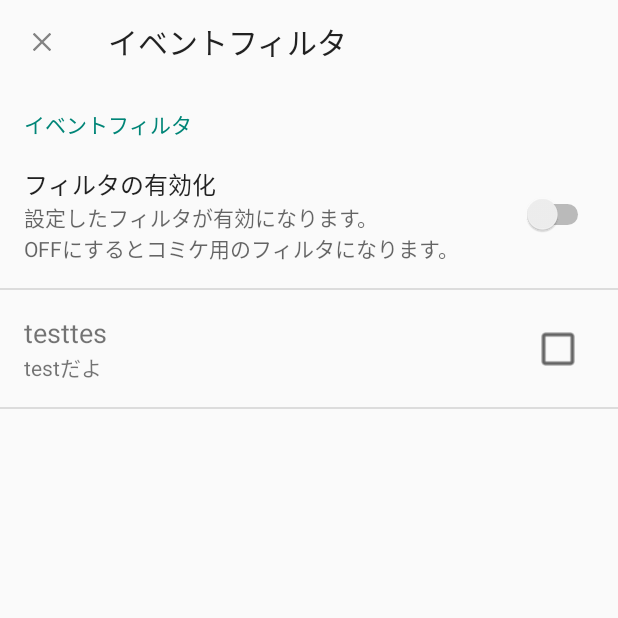
After one commit to Hide-KC/Comiketter2, an Android app: the MyPreferenceActivity screen opened directly, with no data from a screen before it, on a phone screen of 412 x 824 dp, the top half of it. The commit adds this screen. Run offline under Robolectric (Android 15) with nearby library versions, the phone set to English and light mode, and no system bars.

Commit message:
カスタムPreference実装確認

```diff
--- a/app/build.gradle
+++ b/app/build.gradle
@@ -31,5 +31,5 @@ dependencies {
     compile 'com.github.bumptech.glide:glide:4.4.0'
     annotationProcessor 'com.github.bumptech.glide:compiler:4.4.+'
     implementation 'com.android.support:design:27.+'
-    implementation 'com.android.support:appcompat-v7:27.0.2'
+    implementation 'com.android.support:appcompat-v7:27.+'
 }
--- a/app/src/main/java/com/kc/comiketter2/ClearDialogFragment.java
+++ b/app/src/main/java/com/kc/comiketter2/ClearDialogFragment.java
@@ -14,8 +14,6 @@ import android.support.v7.app.AlertDialog;
 public class ClearDialogFragment extends DialogFragment {
     public interface Callback{
         void onPositiveButtonClicked();
-//        void onNegativeButtonClicked();
-//        void onCancelled();
     }
 
     public static ClearDialogFragment newInstance(){
--- /dev/null
+++ b/app/src/main/java/com/kc/comiketter2/EditAndCheckablePreference.java
@@ -0,0 +1,65 @@
+package com.kc.comiketter2;
+
+import android.content.Context;
+import android.graphics.drawable.Drawable;
+import android.os.Build;
+import android.preference.Preference;
+import android.util.AttributeSet;
+import android.util.Log;
+import android.view.LayoutInflater;
+import android.view.View;
+import android.view.ViewGroup;
+import android.widget.CheckBox;
+import android.widget.CompoundButton;
+
+/**
+ * Created by HIDE on 2018/02/20.
+ */
+
+public class EditAndCheckablePreference extends Preference {
+
+    public EditAndCheckablePreference(Context context, AttributeSet attrs) {
+        this(context, attrs, 0);
+    }
+
+    public EditAndCheckablePreference(Context context, AttributeSet attrs, int defStyleAttr) {
+        super(context, attrs, defStyleAttr);
+        setWidgetLayoutResource(R.layout.preference_filter);
+    }
+
+    @Override
+    protected View onCreateView(ViewGroup parent) {
+        super.onCreateView(parent);
+        LayoutInflater inflater = (LayoutInflater)getContext().getSystemService(Context.LAYOUT_INFLATER_SERVICE);
+        return inflater.inflate(R.layout.preference_filter, parent,false);
+    }
+
+    @Override
+    protected void onBindView(View view) {
+        super.onBindView(view);
+        CheckBox checkBox = view.findViewById(R.id.checkBox);
+        checkBox.setOnCheckedChangeListener(new CompoundButton.OnCheckedChangeListener() {
+            @Override
+            public void onCheckedChanged(CompoundButton compoundButton, boolean b) {
+                Log.d("Comiketter", "check");
+            }
+        });
+
+        view.setOnClickListener(new View.OnClickListener() {
+            @Override
+            public void onClick(View view) {
+                Log.d("Comiketter", "click");
+            }
+        });
+
+        view.setBackground(getDrawableResource(R.drawable.ripple));
+    }
+
+    private Drawable getDrawableResource(int id){
+        if (Build.VERSION.SDK_INT >= Build.VERSION_CODES.LOLLIPOP){
+            return getContext().getDrawable(R.drawable.ripple);
+        } else {
+            return getContext().getResources().getDrawable(R.drawable.button_overlay);
+        }
+    }
+}
--- /dev/null
+++ b/app/src/main/java/com/kc/comiketter2/MyPreferenceActivity.java
@@ -0,0 +1,48 @@
+package com.kc.comiketter2;
+
+import android.content.Intent;
+import android.preference.PreferenceFragment;
+import android.support.annotation.Nullable;
+import android.support.v7.widget.Toolbar;
+import android.support.v7.app.AppCompatActivity;
+import android.os.Bundle;
+import android.view.View;
+
+public class MyPreferenceActivity extends AppCompatActivity {
+    public static final Integer REQUEST_CODE = 2000;
+    public static final String LAYER = "layer";
+
+    @Override
+    protected void onCreate(Bundle savedInstanceState) {
+        super.onCreate(savedInstanceState);
+        setContentView(R.layout.activity_preferences);
+
+        Toolbar toolbar = findViewById(R.id.toolbar);
+        toolbar.setNavigationIcon(R.drawable.ic_action_remove);
+        toolbar.setNavigationOnClickListener(new View.OnClickListener() {
+            @Override
+            public void onClick(View view) {
+                Intent intent = new Intent();
+                intent.putExtra("msg", "update");
+                setResult(RESULT_OK, intent);
+                finish();
+            }
+        });
+
+        getFragmentManager().beginTransaction()
+                .replace(R.id.settings_fragment, new SettingsFragment())
+                .commit();
+    }
+
+    public static class SettingsFragment extends PreferenceFragment {
+
+        public SettingsFragment() {
+        }
+
+        @Override
+        public void onCreate(@Nullable Bundle savedInstanceState) {
+            super.onCreate(savedInstanceState);
+            addPreferencesFromResource(R.xml.preferences);
+        }
+    }
+}
--- /dev/null
+++ b/app/src/main/res/drawable/button_overlay.xml
@@ -0,0 +1,10 @@
+<?xml version="1.0" encoding="utf-8"?>
+<selector xmlns:android="http://schemas.android.com/apk/res/android">
+    <item android:state_pressed="true">
+        <color android:color="@color/first_header_back"/>
+    </item>
+    <item android:state_pressed="false">
+        <color android:color="@android:color/transparent"/>
+    </item>
+
+</selector>
--- a/app/src/main/res/drawable/ripple.xml
+++ b/app/src/main/res/drawable/ripple.xml
@@ -1,5 +1,5 @@
 <?xml version="1.0" encoding="utf-8"?>
 <ripple xmlns:android="http://schemas.android.com/apk/res/android"
     android:color="@color/konpeki"> <!--波紋の色-->
-    <item android:id="@android:id/mask" android:drawable="@color/kurenai"/>
+    <item android:id="@android:id/mask" android:drawable="@color/wakanairo"/>
 </ripple>
--- /dev/null
+++ b/app/src/main/res/layout/activity_preferences.xml
@@ -0,0 +1,32 @@
+<?xml version="1.0" encoding="utf-8"?>
+<android.support.constraint.ConstraintLayout xmlns:android="http://schemas.android.com/apk/res/android"
+    xmlns:app="http://schemas.android.com/apk/res-auto"
+    xmlns:tools="http://schemas.android.com/tools"
+    android:layout_width="match_parent"
+    android:layout_height="match_parent"
+    tools:context="com.kc.comiketter2.MyPreferenceActivity">
+
+    <android.support.v7.widget.Toolbar
+        android:id="@+id/toolbar"
+        android:layout_width="match_parent"
+        android:layout_height="wrap_content"
+        android:elevation="4dp"
+        android:theme="@style/ThemeOverlay.AppCompat.ActionBar"
+        app:layout_constraintEnd_toEndOf="parent"
+        app:layout_constraintStart_toStartOf="parent"
+        app:layout_scrollFlags="scroll|enterAlways"
+        app:popupTheme="@style/ThemeOverlay.AppCompat.Light"
+        app:title="@string/custom_filter_title" />
+
+    <fragment
+        android:id="@+id/settings_fragment"
+        android:name="com.kc.comiketter2.MyPreferenceActivity$SettingsFragment"
+        android:layout_width="0dp"
+        android:layout_height="0dp"
+        app:layout_constraintBottom_toBottomOf="parent"
+        app:layout_constraintEnd_toEndOf="parent"
+        app:layout_constraintStart_toStartOf="parent"
+        app:layout_constraintTop_toBottomOf="@+id/toolbar" />
+
+
+</android.support.constraint.ConstraintLayout>
--- /dev/null
+++ b/app/src/main/res/layout/preference_filter.xml
@@ -0,0 +1,49 @@
+<?xml version="1.0" encoding="utf-8"?>
+<android.support.constraint.ConstraintLayout xmlns:android="http://schemas.android.com/apk/res/android"
+    xmlns:app="http://schemas.android.com/apk/res-auto"
+    xmlns:tools="http://schemas.android.com/tools"
+    android:id="@android:id/widget_frame"
+    android:layout_width="match_parent"
+    android:layout_height="match_parent"
+    android:orientation="vertical" >
+
+    <TextView
+        android:id="@android:id/title"
+        android:layout_width="wrap_content"
+        android:layout_height="wrap_content"
+        android:layout_marginStart="16dp"
+        android:layout_marginTop="16dp"
+        android:text="Title"
+        android:textSize="18sp"
+        app:layout_constraintStart_toStartOf="parent"
+        app:layout_constraintTop_toTopOf="parent" />
+
+    <TextView
+        android:id="@android:id/summary"
+        android:layout_width="wrap_content"
+        android:layout_height="wrap_content"
+        android:layout_marginStart="16dp"
+        android:text="Summary"
+        android:textSize="14sp"
+        app:layout_constraintStart_toStartOf="parent"
+        app:layout_constraintTop_toBottomOf="@android:id/title" />
+
+    <CheckBox
+        android:id="@+id/checkBox"
+        android:layout_width="wrap_content"
+        android:layout_height="wrap_content"
+        android:layout_marginEnd="24dp"
+        android:scaleX="1.2"
+        android:scaleY="1.2"
+        app:layout_constraintBottom_toBottomOf="@android:id/summary"
+        app:layout_constraintEnd_toEndOf="parent"
+        app:layout_constraintTop_toTopOf="@android:id/title" />
+
+    <Space
+        android:layout_width="0dp"
+        android:layout_height="16dp"
+        app:layout_constraintEnd_toEndOf="parent"
+        app:layout_constraintStart_toStartOf="parent"
+        app:layout_constraintTop_toBottomOf="@android:id/summary" />
+
+</android.support.constraint.ConstraintLayout>
--- a/app/src/main/res/menu/menu_main.xml
+++ b/app/src/main/res/menu/menu_main.xml
@@ -26,6 +26,10 @@
         android:icon="@drawable/clear"
         android:title="@string/clear"
         app:showAsAction="never"/>
+    <item
+        android:id="@+id/toolbar_preferences"
+        android:title="@string/custom_filter_title"
+        app:showAsAction="never"/>
 
 
 
--- a/app/src/main/res/values/strings.xml
+++ b/app/src/main/res/values/strings.xml
@@ -44,6 +44,7 @@
     <string name="clear">クリア</string>
     <string name="reload">更新</string>
     <string name="search">検索</string>
+    <string name="settings">設定</string>
 
     <!--ターゲット選択-->
     <string name="new_release">新刊</string>
@@ -68,6 +69,12 @@
     <string name="zero_yen">0円</string>
     <string name="subscribe_list">リストを追加</string>
 
+    <!--設定画面-->
+    <string name="category_filter">フィルタ</string>
+    <string name="enable_custom_filter">フィルタの有効化</string>
+    <string name="enable_summary">設定したフィルタが有効になります。\nOFFにするとコミケ用のフィルタになります。</string>
+    <string name="custom_filter_title">イベントフィルタ</string>
+
     <!--その他-->
     <string name="no_client">There are no Twitter client.</string>
 </resources>
--- a/app/src/main/res/values/styles.xml
+++ b/app/src/main/res/values/styles.xml
@@ -8,4 +8,7 @@
         <item name="colorAccent">@color/colorAccent</item>
     </style>
 
+
+
+
 </resources>
--- /dev/null
+++ b/app/src/main/res/xml/preferences.xml
@@ -0,0 +1,17 @@
+<?xml version="1.0" encoding="utf-8"?>
+<PreferenceScreen xmlns:android="http://schemas.android.com/apk/res/android">
+    <PreferenceCategory android:title="@string/custom_filter_title">
+        <SwitchPreference
+            android:key="enable_filter"
+            android:title="@string/enable_custom_filter"
+            android:summary="@string/enable_summary" />
+
+        <com.kc.comiketter2.EditAndCheckablePreference
+            android:key="filter1"
+            android:title="testtes"
+            android:summary="testだよ"/>
+
+    </PreferenceCategory>
+
+
+</PreferenceScreen>
```
Also changed, not shown: app/src/main/AndroidManifest.xml (+5 -2 lines), app/src/main/java/com/kc/comiketter2/FilterDialogFragment.java (added, +27 -0 lines), app/src/main/java/com/kc/comiketter2/MainActivity.java (+10 -2 lines), app/src/main/res/layout/list_search_result.xml (+1 -21 lines), app/src/main/res/drawable-hdpi/ic_action_remove.png (added), 2 other files.
